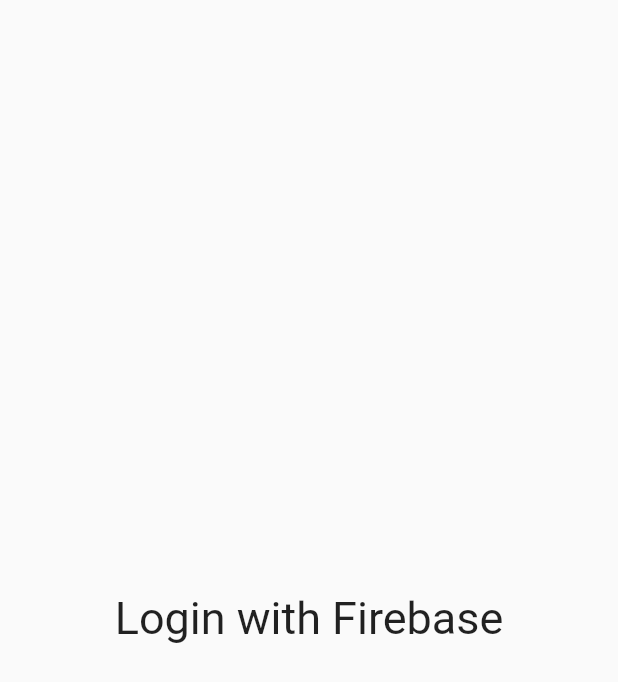
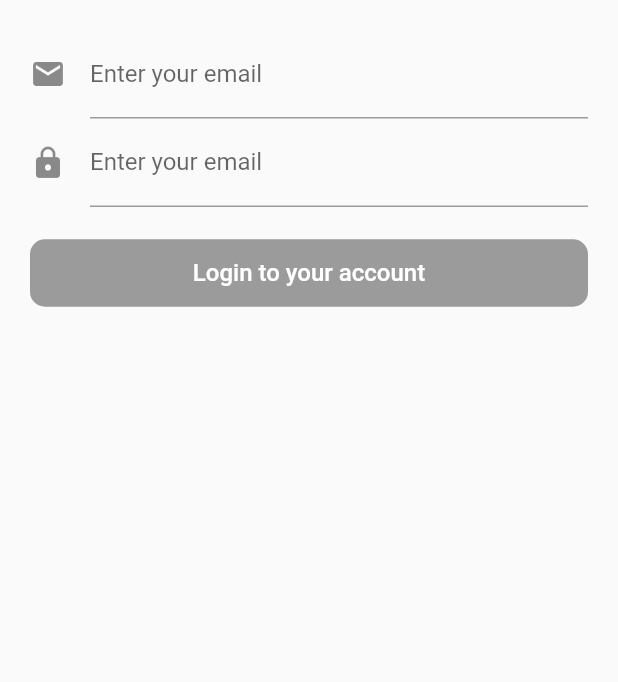
Before and after one commit to namcool/firebaseloginflutter, a Flutter app: the screen it shows after launch, on a phone screen of 412 x 824 dp. Shown: the top 682 px of the screen. Run offline on Flutter 3.47's test engine with Material 2 defaults, Android fonts, the phone set to English and light mode, and no system bars; our stand-ins replace equatable, firebase_auth, firebase_core, flutter_bloc, google_sign_in, rxdart; accounts and stored records are empty.

Commit message:
page dev

```diff
--- a/lib/main.dart
+++ b/lib/main.dart
@@ -1,6 +1,13 @@
 import 'package:firebase_core/firebase_core.dart';
+import 'package:firebaseloginbloc/blocs/authentication_bloc.dart';
+import 'package:firebaseloginbloc/blocs/login_bloc.dart';
 import 'package:firebaseloginbloc/blocs/simple_bloc_observer.dart';
+import 'package:firebaseloginbloc/events/authentication_event.dart';
+import 'package:firebaseloginbloc/pages/home_page.dart';
+import 'package:firebaseloginbloc/pages/login_page.dart';
+import 'package:firebaseloginbloc/pages/splash_page.dart';
 import 'package:firebaseloginbloc/repositories/user_repository.dart';
+import 'package:firebaseloginbloc/states/authentication_state.dart';
 import 'package:flutter/material.dart';
 import 'package:flutter_bloc/flutter_bloc.dart';
 
@@ -8,21 +15,38 @@ void main() async {
   //test repository
   WidgetsFlutterBinding.ensureInitialized();
   Bloc.observer = SimpleBlocObserver();
-  // await Firebase.initializeApp();
-  // final userRepository = UserRepository();
-  // userRepository.createUserWithEmailAndPassword("phuongnamle.it@gmail.com", "howthehell's1");
+  await Firebase.initializeApp();
+  final userRepository = UserRepository();
+  //userRepository.createUserWithEmailAndPassword("phuongnamle.it@gmail.com", "howthehell's1");
   runApp(MyApp());
 }
 
 class MyApp extends StatelessWidget {
+  final UserRepository _userRepository = UserRepository();
   // This widget is the root of your application.
   @override
   Widget build(BuildContext context) {
     return MaterialApp(
       title: 'Login with Firebase',
-      home: Scaffold(
-        body: Center(
-          child: Text('Login with Firebase', style: TextStyle(fontSize: 30),),
+      home: BlocProvider(
+        // create: (context) {
+        //   final authenticationBloc = AuthenticationBloc(userRepository: _userRepository);
+        //   authenticationBloc.add(AuthenticationEventStarted());
+        //   return authenticationBloc;
+        // },
+        create: (context) => AuthenticationBloc(userRepository: _userRepository)..add(AuthenticationEventStarted()),
+        child: BlocBuilder<AuthenticationBloc, AuthenticationState> (
+          builder: (context, authenticationState) {
+            if(authenticationState is AuthenticationStateSuccess) {
+              return HomePage();
+            } else if(authenticationState is AuthenticationStateFailure) {
+              return BlocProvider<LoginBloc>(
+                create: (context) => LoginBloc(userRepository: _userRepository),
+                child: LoginPage(userRepository: _userRepository),//Login Page,
+              );
+            }
+            return SplashPage();
+          },
         ),
       ),
     );
--- /dev/null
+++ b/lib/pages/buttons/login_button.dart
@@ -0,0 +1,23 @@
+import 'package:flutter/cupertino.dart';
+import 'package:flutter/material.dart';
+
+class LoginButton extends StatelessWidget {
+  VoidCallback _onPressed;
+  LoginButton({Key key, VoidCallback onPressed}):
+    _onPressed = onPressed,
+    super(key: key);
+  @override
+  Widget build(BuildContext context) {
+    return ButtonTheme(
+      height: 45,
+      child: RaisedButton(
+        color: Colors.blue,
+        shape: RoundedRectangleBorder(
+          borderRadius: BorderRadius.circular(10.0)
+        ),
+        onPressed: _onPressed,
+        child: Text('Login to your account', style: TextStyle(color: Colors.white, fontSize: 16),),
+      ),
+    );
+  }
+}
--- /dev/null
+++ b/lib/pages/home_page.dart
@@ -0,0 +1,14 @@
+import 'package:flutter/cupertino.dart';
+import 'package:flutter/material.dart';
+
+class HomePage extends StatelessWidget {
+  @override
+  Widget build(BuildContext context) {
+    // TODO: implement build
+    return Scaffold(
+      body: Center(
+        child: Text('This is Home Page', style: TextStyle(fontSize: 30, color: Colors.green),),
+      ),
+    );
+  }
+}
--- /dev/null
+++ b/lib/pages/login_page.dart
@@ -0,0 +1,112 @@
+import 'package:firebaseloginbloc/blocs/authentication_bloc.dart';
+import 'package:firebaseloginbloc/blocs/login_bloc.dart';
+import 'package:firebaseloginbloc/events/authentication_event.dart';
+import 'package:firebaseloginbloc/events/login_event.dart';
+import 'package:firebaseloginbloc/pages/buttons/login_button.dart';
+import 'package:firebaseloginbloc/repositories/user_repository.dart';
+import 'package:firebaseloginbloc/states/login_state.dart';
+import 'package:flutter/cupertino.dart';
+import 'package:flutter_bloc/flutter_bloc.dart';
+import 'package:meta/meta.dart';
+import 'package:flutter/material.dart';
+
+class LoginPage extends StatefulWidget {
+  final UserRepository _userRepository;
+  //constructor
+  const LoginPage({Key key, @required UserRepository userRepository}) :
+    assert(userRepository != null),
+  _userRepository = userRepository,
+  super(key: key);
+
+  @override
+  State<StatefulWidget> createState() => _LoginPageState();
+}
+
+class _LoginPageState extends State<LoginPage> {
+  final TextEditingController _emailController = TextEditingController();
+  final TextEditingController _passwordController = TextEditingController();
+  LoginBloc _loginBloc;
+  UserRepository get _userRepository => widget._userRepository;
+  @override
+  void initState() {
+    // TODO: implement initState
+    super.initState();
+    _loginBloc = BlocProvider.of<LoginBloc>(context);
+    _emailController.addListener(() {
+      //when email is changed, this function is called
+      _loginBloc.add(LoginEventEmailChanged(email: _emailController.text));
+    });
+    _passwordController.addListener(() {
+      //when password is changed, this function is called
+      _loginBloc.add(LoginEventPasswordChanged(password: _passwordController.text));
+    });
+  }
+
+  bool get isPopulated => _emailController.text.isNotEmpty && _passwordController.text.isNotEmpty;
+
+  bool isLoginButtonEnabled(LoginState loginState) {
+    return (loginState.isValidEmailAndPassword && isPopulated && !loginState.isSubmitting);
+  }
+
+  @override
+  Widget build(BuildContext context) {
+    return Scaffold(
+      body: BlocBuilder<LoginBloc,LoginState>(
+        builder: (context, loginState){
+          if(loginState.isFailure) {
+            print('Login Failed');
+          } else if(loginState.isSubmitting) {
+            print('Logging In');
+          } else if(loginState.isSuccess) {
+            //add event: AuthenticationEventLoggedIn
+            BlocProvider.of<AuthenticationBloc>(context).add(AuthenticationEventLoggedIn());
+          }
+          return Padding(
+            padding: EdgeInsets.all(20.0),
+            child: Form(
+              child: ListView(
+                children: <Widget>[
+                  TextFormField(
+                    controller: _emailController,
+                    decoration: InputDecoration(
+                      icon: Icon(Icons.email),
+                      labelText: 'Enter your email',
+                    ),
+                    keyboardType: TextInputType.emailAddress,
+                    autovalidateMode: AutovalidateMode.always,
+                    autocorrect: false,
+                    validator: (_) {
+                      return loginState.isValidEmail ? null : 'Invalid email format';
+                    },
+                  ),
+                  TextFormField(
+                    controller: _passwordController,
+                    decoration: InputDecoration(
+                      icon: Icon(Icons.lock),
+                      labelText: 'Enter your email'
+                    ),
+                    obscureText: true,
+                    autovalidateMode: AutovalidateMode.always,
+                    autocorrect: false,
+                    validator: (_) {
+                      return loginState.isValidPassword ? null : 'Invalid password format';
+                    },
+                  ),
+                  Padding(
+                    padding: EdgeInsets.symmetric(vertical: 20),
+                    child: LoginButton(
+                      onPressed: isLoginButtonEnabled(loginState) ? _onLoginEmailAndPassword : null,//check is enable?
+                    ),//Add login button here
+                  ),
+                ],
+              ),
+            ),
+          );
+        },
+      ),
+    );
+  }
+  void _onLoginEmailAndPassword() {
+    _loginBloc.add(LoginEventWithEmailAndPasswordPressed(email: _emailController.text, password: _passwordController.text));
+  }
+}
--- /dev/null
+++ b/lib/pages/splash_page.dart
@@ -0,0 +1,14 @@
+import 'package:flutter/cupertino.dart';
+import 'package:flutter/material.dart';
+
+class SplashPage extends StatelessWidget {
+  @override
+  Widget build(BuildContext context) {
+    // TODO: implement build
+    return Scaffold(
+      body: Center(
+        child: Text('This is Splash', style: TextStyle(fontSize: 30),),
+      ),
+    );
+  }
+}
```
